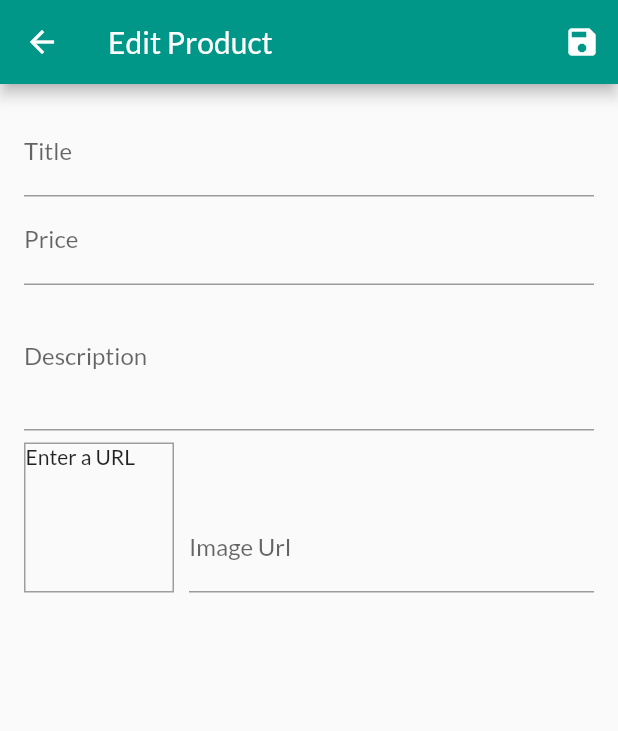
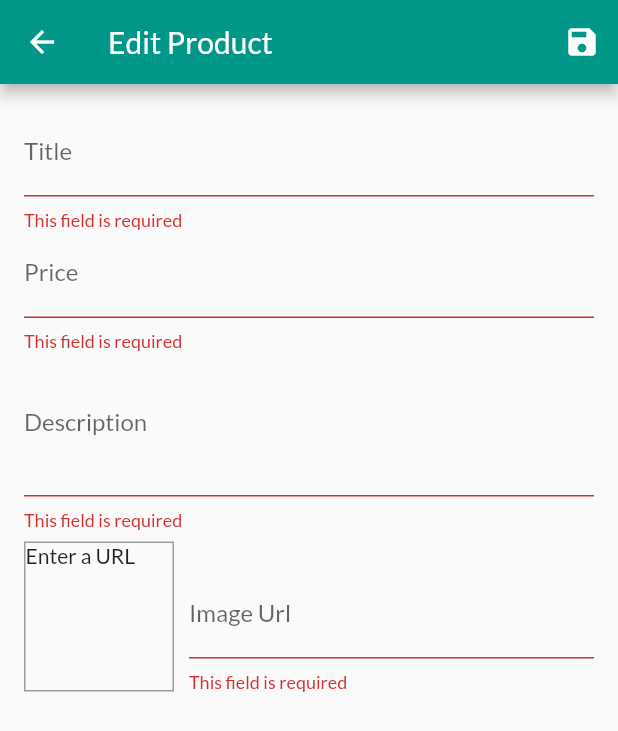
Before and after one commit to AlmegAlmeg/flutter-shop-app, a Flutter app: the EditProductScreen screen opened by its route, after a tap on the "save" icon, on a phone screen of 412 x 824 dp. Shown: the top 731 px of the screen. Run offline on Flutter 3.47's test engine with Material 2 defaults, Android fonts, the phone set to English and light mode, and no system bars; network calls fail.

Commit message:
added option to edit, add and remove products

```diff
--- a/lib/screens/editProductScreen.dart
+++ b/lib/screens/editProductScreen.dart
@@ -1,4 +1,6 @@
 import 'package:flutter/material.dart';
+import 'package:provider/provider.dart';
+import 'package:shop_app/providers/products.dart';
 import '../providers/product.dart';
 
 class EditProductScreen extends StatefulWidget {
@@ -15,11 +17,39 @@ class _EditProductScreenState extends State<EditProductScreen> {
   final _form = GlobalKey<FormState>();
   var _editedProduct =
       Product(id: '', title: '', price: 0, description: '', imageUrl: '');
+  var _initValues = {
+    "title": "",
+    "description": "",
+    "price": '',
+    "imageUrl": ""
+  };
+  var _isInit = true;
 
   @override
   void initState() {
     _imageFocusNode.addListener(_updateImageUrl);
     super.initState();
+  }
+
+  @override
+  void didChangeDependencies() {
+    if (_isInit) {
+      final productId = ModalRoute.of(context)?.settings.arguments;
+      if (productId != null) {
+        final currentProduct = Provider.of<Products>(context, listen: false)
+            .findById(productId as String);
+        _editedProduct = currentProduct;
+        _initValues = {
+          "title": _editedProduct.title,
+          "description": _editedProduct.description,
+          "price": _editedProduct.price.toString(),
+          "imageUrl": '',
+        };
+        _imageUrlController.text = _editedProduct.imageUrl;
+      }
+    }
+    _isInit = false;
+    super.didChangeDependencies();
   }
 
   @override
@@ -39,7 +69,18 @@ class _EditProductScreenState extends State<EditProductScreen> {
   }
 
   void _saveForm() {
+    final isValid = _form.currentState?.validate();
+    if (!isValid!) {
+      return;
+    }
     _form.currentState?.save();
+    if (_editedProduct.id != null) {
+      Provider.of<Products>(context, listen: false)
+          .updateProduct(_editedProduct.id, _editedProduct);
+    } else {
+      Provider.of<Products>(context, listen: false).addProduct(_editedProduct);
+    }
+    Navigator.of(context).pop();
   }
 
   @override
@@ -50,7 +91,7 @@ class _EditProductScreenState extends State<EditProductScreen> {
         actions: [
           IconButton(
             onPressed: _saveForm,
-            icon: Icon(Icons.save),
+            icon: const Icon(Icons.save),
           )
         ],
       ),
@@ -61,10 +102,17 @@ class _EditProductScreenState extends State<EditProductScreen> {
           child: ListView(
             children: [
               TextFormField(
+                initialValue: _initValues['title'],
                 decoration: const InputDecoration(labelText: 'Title'),
                 textInputAction: TextInputAction.next,
                 onFieldSubmitted: (_) {
                   FocusScope.of(context).requestFocus(_priceFocusNode);
+                },
+                validator: (value) {
+                  if (value!.isEmpty) {
+                    return 'This field is required';
+                  }
+                  return null;
                 },
                 onSaved: (value) => _editedProduct = Product(
                   title: value.toString(),
@@ -75,12 +123,23 @@ class _EditProductScreenState extends State<EditProductScreen> {
                 ),
               ),
               TextFormField(
+                initialValue: _initValues['price'],
                 decoration: const InputDecoration(labelText: 'Price'),
                 textInputAction: TextInputAction.next,
                 keyboardType: TextInputType.number,
                 focusNode: _priceFocusNode,
                 onFieldSubmitted: (_) {
                   FocusScope.of(context).requestFocus(_descFocusNode);
+                },
+                validator: (value) {
+                  if (value!.isEmpty) {
+                    return 'This field is required';
+                  } else if (double.tryParse(value) == null) {
+                    return 'Please enter a valid number';
+                  } else if (double.parse(value) <= 0) {
+                    return 'Your price can not be 0 or less';
+                  }
+                  return null;
                 },
                 onSaved: (value) => _editedProduct = Product(
                   title: _editedProduct.title,
@@ -91,10 +150,19 @@ class _EditProductScreenState extends State<EditProductScreen> {
                 ),
               ),
               TextFormField(
+                initialValue: _initValues['description'],
                 decoration: const InputDecoration(labelText: 'Description'),
                 maxLines: 3,
                 keyboardType: TextInputType.multiline,
                 focusNode: _descFocusNode,
+                validator: (value) {
+                  if (value!.isEmpty) {
+                    return 'This field is required';
+                  } else if (value.length < 10) {
+                    return 'Description must be a least 10 characters';
+                  }
+                  return null;
+                },
                 onSaved: (value) => _editedProduct = Product(
                   title: _editedProduct.title,
                   description: value.toString(),
@@ -127,6 +195,14 @@ class _EditProductScreenState extends State<EditProductScreen> {
                       controller: _imageUrlController,
                       focusNode: _imageFocusNode,
                       onFieldSubmitted: (_) => _saveForm,
+                      validator: (value) {
+                        if (value!.isEmpty) {
+                          return 'This field is required';
+                        } else if (!value.startsWith('http')) {
+                          return 'Please enter a valid url';
+                        }
+                        return null;
+                      },
                       onSaved: (value) => _editedProduct = Product(
                         title: _editedProduct.title,
                         description: _editedProduct.description,
--- a/lib/screens/userProductScreen.dart
+++ b/lib/screens/userProductScreen.dart
@@ -28,8 +28,8 @@ class UserProductsScreen extends StatelessWidget {
       body: Padding(
         padding: const EdgeInsets.all(8),
         child: ListView.builder(
-          itemBuilder: (ctx, i) =>
-              UserProductItem(data.items[i].title, data.items[i].imageUrl),
+          itemBuilder: (ctx, i) => UserProductItem(data.items[i].title,
+              data.items[i].imageUrl, data.items[i].id.toString()),
           itemCount: data.items.length,
         ),
       ),
```
Also changed, not shown: lib/providers/products.dart (+21 -2 lines), lib/widgets/userProductItem.dart (+11 -5 lines).
